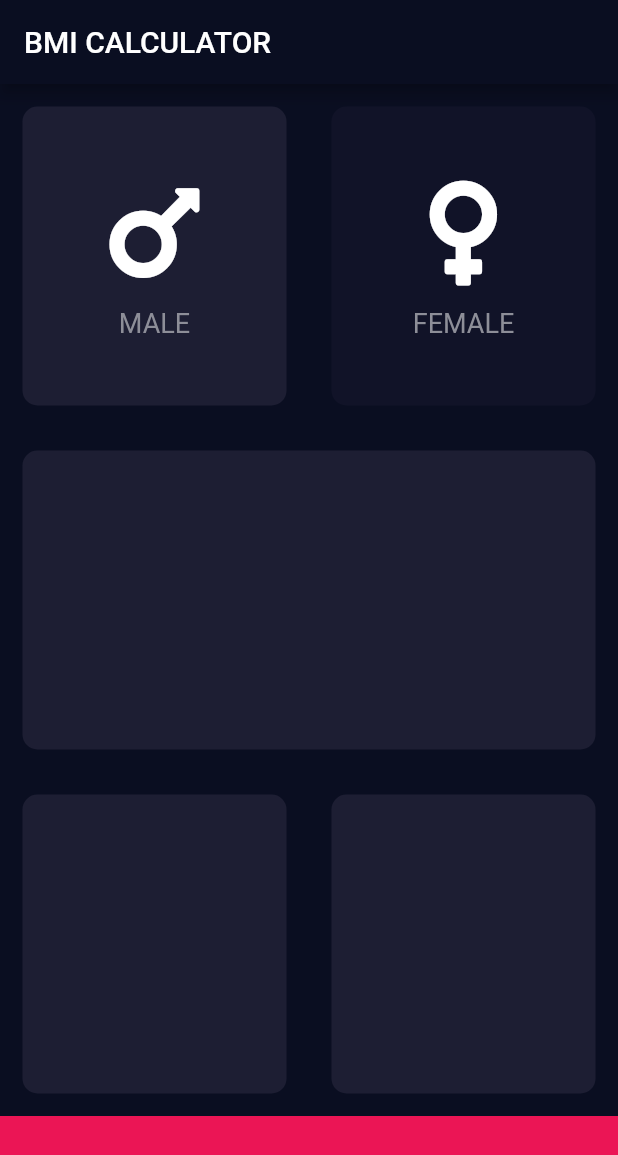
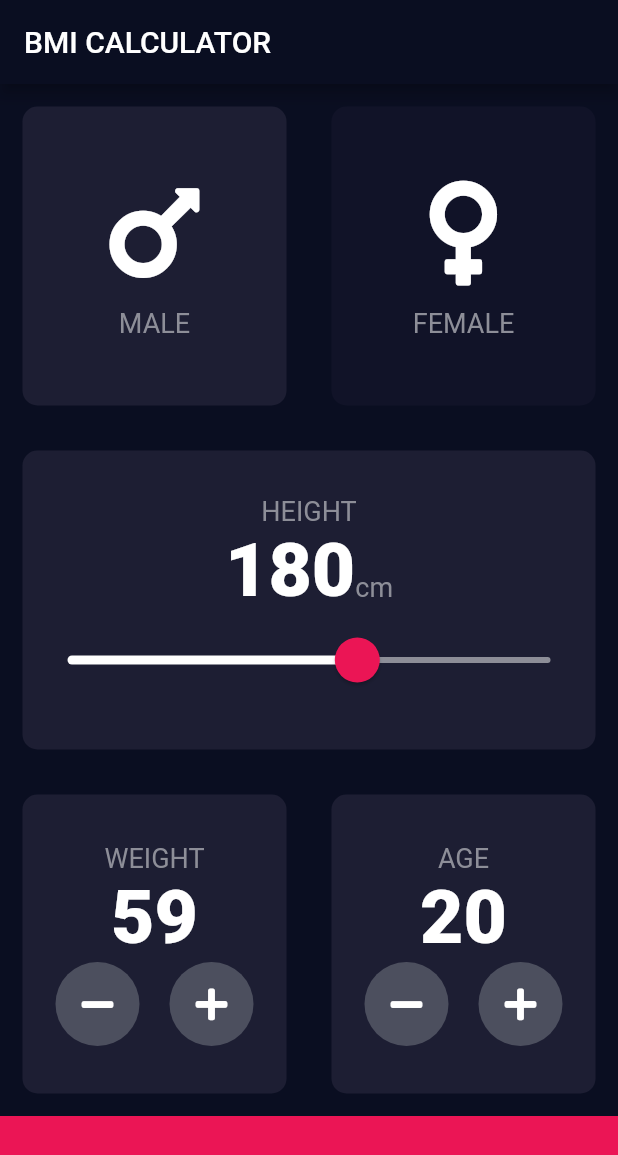
Before and after one commit to TeoBeak/bmi_calculator_flutter, a Flutter app: the screen it shows after launch, after a tap on "MALE", on a phone screen of 412 x 824 dp. Shown: the top 1155 px of the screen. Run offline on Flutter 3.47's test engine with Material 2 defaults, Android fonts, the phone set to English and light mode, and no system bars; our stand-ins replace font_awesome_flutter.

Commit message:
build main page

```diff
--- /dev/null
+++ b/lib/constants.dart
@@ -0,0 +1,15 @@
+import 'package:flutter/material.dart';
+
+const kBottomContainorHeight = 80.0;
+const kActiveCardColor = Color(0xFF1D1E33);
+const kInactiveCardColor = Color(0xFF111328);
+const kBottomContainorColor = Color(0xFFEB1555);
+
+const kLabelTextStyle = TextStyle(
+  fontSize: 18,
+  color: Color(0xFF8D8E98),
+);
+const kNumberTextStyle = TextStyle(
+  fontSize: 50.0,
+  fontWeight: FontWeight.w900,
+);
--- a/lib/icon_content.dart
+++ b/lib/icon_content.dart
@@ -1,3 +1,4 @@
+import 'package:bmi_calculator/constants.dart';
 import 'package:flutter/material.dart';
 
 class IconContent extends StatelessWidget {
@@ -18,10 +19,7 @@ class IconContent extends StatelessWidget {
         SizedBox(
           height: 10,
         ),
-        Text(
-          label,
-          style: TextStyle(fontSize: 18, color: Color(0xFF8D8E98)),
-        )
+        Text(label, style: kLabelTextStyle)
       ],
     );
   }
--- a/lib/input_page.dart
+++ b/lib/input_page.dart
@@ -2,11 +2,9 @@ import 'package:flutter/material.dart';
 import 'icon_content.dart';
 import 'reusable_card.dart';
 import 'package:font_awesome_flutter/font_awesome_flutter.dart';
+import 'constants.dart';
 
-const bottomContainorHeight = 80.0;
-const activeCardColor = Color(0xFF1D1E33);
-const inactiveCardColor = Color(0xFF111328);
-const bottomContainorColor = Color(0xFFEB1555);
+enum Gender { male, female }
 
 class InputPage extends StatefulWidget {
   @override
@@ -14,26 +12,32 @@ class InputPage extends StatefulWidget {
 }
 
 class _InputPageState extends State<InputPage> {
-  Color maleCardColor = inactiveCardColor;
-  Color femaleCardColor = inactiveCardColor;
+  Color maleCardColor = kInactiveCardColor;
+  Color femaleCardColor = kInactiveCardColor;
 
-  void updateCardColor(int gender) {
-    if (gender == 1) {
-      if (maleCardColor == inactiveCardColor) {
-        maleCardColor = activeCardColor;
-        femaleCardColor = inactiveCardColor;
-      } else {
-        maleCardColor = inactiveCardColor;
-      }
-    } else {
-      if (femaleCardColor == inactiveCardColor) {
-        femaleCardColor = activeCardColor;
-        maleCardColor = inactiveCardColor;
-      } else {
-        femaleCardColor = inactiveCardColor;
-      }
-    }
-  }
+  Gender selectedGender;
+  int height = 180;
+  int weight = 60;
+  int age = 20;
+
+  // void updateCardColor(Gender selectedGender) {
+
+  //   if (selectedGender == Gender.male) {
+  //     if (maleCardColor == inactiveCardColor) {
+  //       maleCardColor = activeCardColor;
+  //       femaleCardColor = inactiveCardColor;
+  //     } else {
+  //       maleCardColor = inactiveCardColor;
+  //     }
+  //   } else {
+  //     if (femaleCardColor == inactiveCardColor) {
+  //       femaleCardColor = activeCardColor;
+  //       maleCardColor = inactiveCardColor;
+  //     } else {
+  //       femaleCardColor = inactiveCardColor;
+  //     }
+  //   }
+  // }
 
   @override
   Widget build(BuildContext context) {
@@ -42,39 +46,40 @@ class _InputPageState extends State<InputPage> {
         title: Text('BMI CALCULATOR'),
       ),
       body: Column(
+        crossAxisAlignment: CrossAxisAlignment.stretch,
         children: [
           Expanded(
             child: Row(
               children: [
                 Expanded(
-                  child: GestureDetector(
-                    onTap: () {
+                  child: ReusableCard(
+                    onPress: () {
                       setState(() {
-                        updateCardColor(1);
+                        selectedGender = Gender.male;
                       });
                     },
-                    child: ReusableCard(
-                      colour: maleCardColor,
+                    colour: selectedGender == Gender.male
+                        ? kActiveCardColor
+                        : kInactiveCardColor,
                     childCard: IconContent(
                       icon: FontAwesomeIcons.mars,
                       label: 'MALE',
                     ),
                   ),
                 ),
-                ),
                 Expanded(
-                  child: GestureDetector(
-                    onTap: () {
+                  child: ReusableCard(
+                    onPress: () {
                       setState(() {
-                        updateCardColor(2);
+                        selectedGender = Gender.female;
                       });
                     },
-                    child: ReusableCard(
-                      colour: femaleCardColor,
+                    colour: selectedGender == Gender.female
+                        ? kActiveCardColor
+                        : kInactiveCardColor,
                     childCard: IconContent(
                       icon: FontAwesomeIcons.venus,
                       label: 'FEMALE',
-                      ),
                     ),
                   ),
                 ),
@@ -83,7 +88,51 @@ class _InputPageState extends State<InputPage> {
           ),
           Expanded(
             child: ReusableCard(
-              colour: activeCardColor,
+              childCard: Column(
+                mainAxisAlignment: MainAxisAlignment.center,
+                children: [
+                  Text(
+                    'HEIGHT',
+                    style: kLabelTextStyle,
+                  ),
+                  Row(
+                    mainAxisAlignment: MainAxisAlignment.center,
+                    crossAxisAlignment: CrossAxisAlignment.baseline,
+                    textBaseline: TextBaseline.alphabetic,
+                    children: [
+                      Text(
+                        height.toString(),
+                        style: kNumberTextStyle,
+                      ),
+                      Text(
+                        'cm',
+                        style: kLabelTextStyle,
+                      ),
+                    ],
+                  ),
+                  SliderTheme(
+                    data: SliderTheme.of(context).copyWith(
+                        inactiveTrackColor: Color(0xFF8D8E98),
+                        activeTrackColor: Colors.white,
+                        thumbColor: Color(0xFFEB1555),
+                        overlayColor: Color(0x1fEB1555),
+                        thumbShape:
+                            RoundSliderThumbShape(enabledThumbRadius: 15.0),
+                        overlayShape:
+                            RoundSliderOverlayShape(overlayRadius: 30.0)),
+                    child: Slider(
+                        value: height.toDouble(),
+                        min: 120.0,
+                        max: 220.0,
+                        onChanged: (double newValne) {
+                          setState(() {
+                            height = newValne.round();
+                          });
+                        }),
+                  )
+                ],
+              ),
+              colour: kActiveCardColor,
             ),
           ),
           Expanded(
@@ -91,20 +140,94 @@ class _InputPageState extends State<InputPage> {
               children: [
                 Expanded(
                   child: ReusableCard(
-                    colour: activeCardColor,
+                    colour: kActiveCardColor,
+                    childCard: Column(
+                      mainAxisAlignment: MainAxisAlignment.center,
+                      children: [
+                        Text(
+                          'WEIGHT',
+                          style: kLabelTextStyle,
+                        ),
+                        Text(
+                          weight.toString(),
+                          style: kNumberTextStyle,
+                        ),
+                        Row(
+                          mainAxisAlignment: MainAxisAlignment.center,
+                          children: [
+                            RoundIconButton(
+                              icon: FontAwesomeIcons.minus,
+                              onPressed: () {
+                                setState(() {
+                                  weight--;
+                                });
+                              },
+                            ),
+                            SizedBox(
+                              width: 20.0,
+                            ),
+                            RoundIconButton(
+                              icon: FontAwesomeIcons.plus,
+                              onPressed: () {
+                                setState(() {
+                                  weight++;
+                                });
+                              },
+                            ),
+                          ],
+                        ),
+                      ],
+                    ),
                   ),
                 ),
                 Expanded(
                   child: ReusableCard(
-                    colour: activeCardColor,
+                    childCard: Column(
+                      mainAxisAlignment: MainAxisAlignment.center,
+                      children: [
+                        Text(
+                          'AGE',
+                          style: kLabelTextStyle,
+                        ),
+                        Text(
+                          age.toString(),
+                          style: kNumberTextStyle,
+                        ),
+                        Row(
+                          mainAxisAlignment: MainAxisAlignment.center,
+                          children: [
+                            RoundIconButton(
+                              icon: FontAwesomeIcons.minus,
+                              onPressed: () {
+                                setState(() {
+                                  age--;
+                                });
+                              },
+                            ),
+                            SizedBox(
+                              width: 20.0,
+                            ),
+                            RoundIconButton(
+                              icon: FontAwesomeIcons.plus,
+                              onPressed: () {
+                                setState(() {
+                                  age++;
+                                });
+                              },
+                            ),
+                          ],
+                        ),
+                      ],
+                    ),
+                    colour: kActiveCardColor,
                   ),
                 ),
               ],
             ),
           ),
           Container(
-            color: bottomContainorColor,
-            height: bottomContainorHeight,
+            color: kBottomContainorColor,
+            height: kBottomContainorHeight,
             width: double.infinity,
           )
         ],
@@ -112,3 +235,25 @@ class _InputPageState extends State<InputPage> {
     );
   }
 }
+
+class RoundIconButton extends StatelessWidget {
+  RoundIconButton({@required this.icon, this.onPressed});
+
+  final IconData icon;
+  final Function onPressed;
+
+  @override
+  Widget build(BuildContext context) {
+    return RawMaterialButton(
+      child: Icon(icon),
+      onPressed: onPressed,
+      elevation: 0.0,
+      constraints: BoxConstraints.tightFor(
+        width: 56.0,
+        height: 56.0,
+      ),
+      shape: CircleBorder(),
+      fillColor: Color(0XFF4C4F5E),
+    );
+  }
+}
--- a/lib/reusable_card.dart
+++ b/lib/reusable_card.dart
@@ -1,18 +1,22 @@
 import 'package:flutter/material.dart';
 
 class ReusableCard extends StatelessWidget {
-  ReusableCard({this.colour, this.childCard});
+  ReusableCard({this.colour, this.childCard, this.onPress});
   final Color colour;
   final Widget childCard;
+  Function onPress;
 
   @override
   Widget build(BuildContext context) {
-    return Container(
-      child: childCard,
-      margin: EdgeInsets.all(15.0),
-      decoration: BoxDecoration(
-        borderRadius: BorderRadius.circular(10.0),
-        color: colour,
+    return GestureDetector(
+      onTap: onPress,
+      child: Container(
+        child: childCard,
+        margin: EdgeInsets.all(15.0),
+        decoration: BoxDecoration(
+          borderRadius: BorderRadius.circular(10.0),
+          color: colour,
+        ),
       ),
     );
   }
```
Also changed, not shown: 2 other files. Lines whose indentation alone changed are shown as unchanged.
